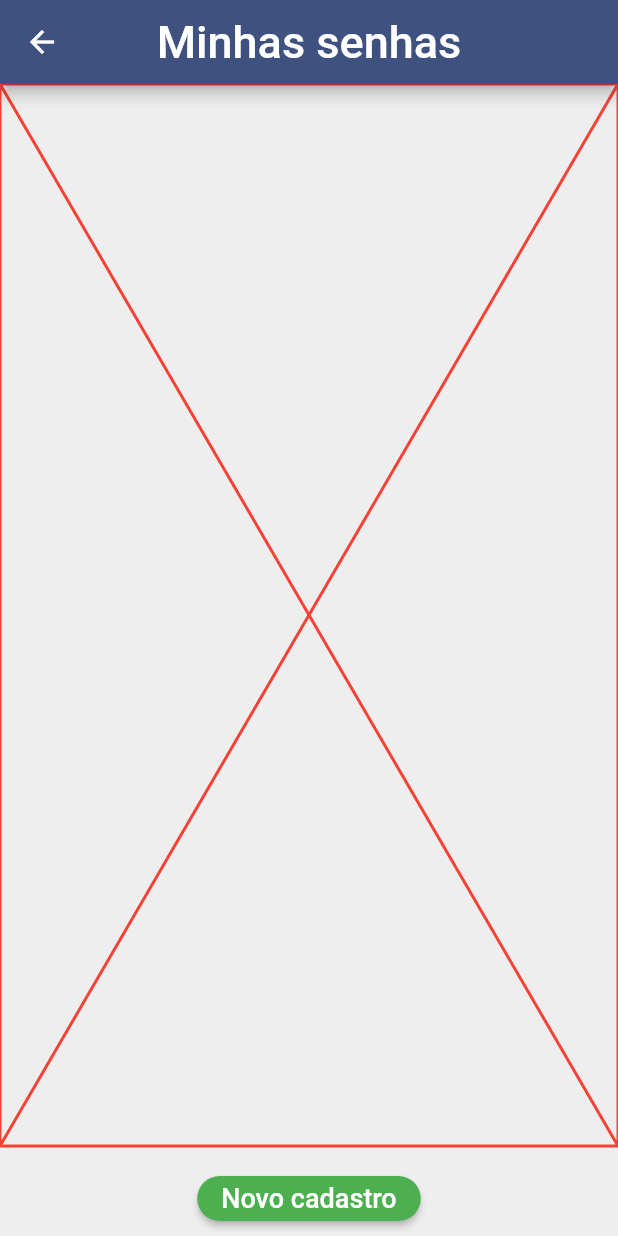
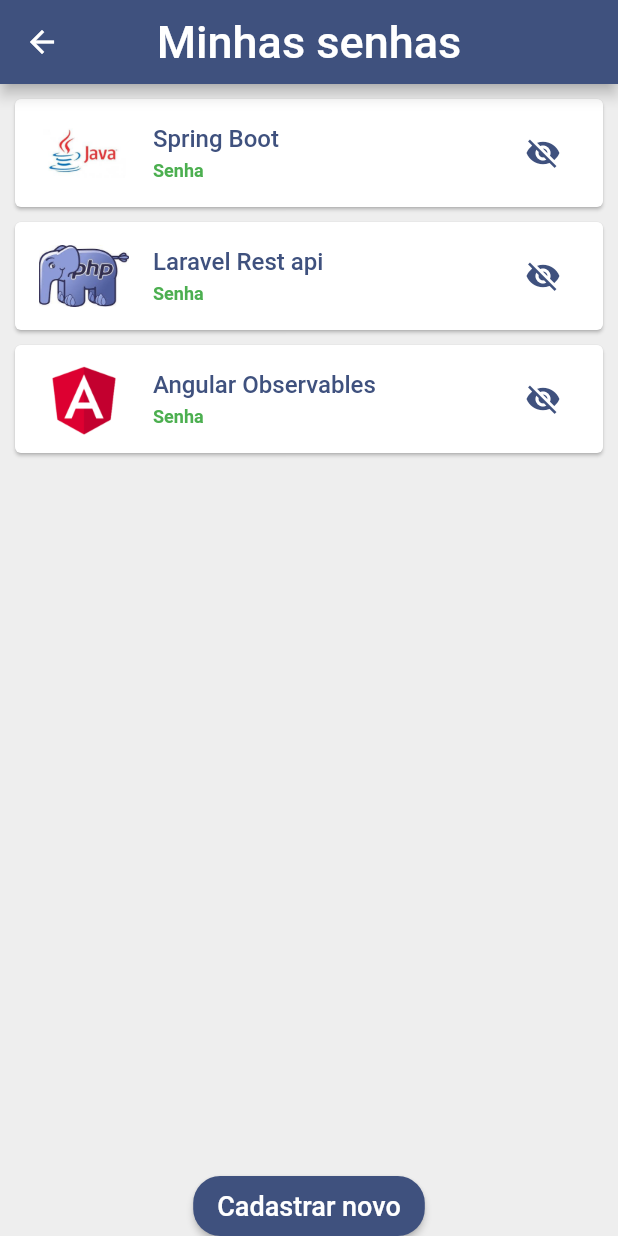
Before and after one commit to samuelfer/marhapass, a Flutter app: the PasswordTab screen opened directly, on a phone screen of 412 x 824 dp. Run offline on Flutter 3.47's test engine with Material 2 defaults, Android fonts, the phone set to English and light mode, and no system bars; our stand-ins replace badges, mask_text_input_formatter, snippet_coder_utils.

Commit message:
Add tela de minhas senhas

```diff
--- a/lib/src/pages/certificates/certificate_detail.screen.dart
+++ b/lib/src/pages/certificates/certificate_detail.screen.dart
@@ -1,4 +1,5 @@
 import 'package:flutter/material.dart';
+import 'package:marhapass/src/config/custom_colors.dart';
 import 'package:marhapass/src/models/item_model.dart';
 
 class CertificateScreen extends StatelessWidget {
@@ -121,9 +122,9 @@ class CertificateScreen extends StatelessWidget {
                 onPressed: () {
                   Navigator.of(context).pop();
                 },
-                icon: const Icon(
+                icon: Icon(
                   Icons.arrow_back_ios,
-                  color: Colors.green,
+                  color: CustomColors.customColorPrimary,
                 ),
               ),
             ),
--- /dev/null
+++ b/lib/src/pages/passwords/components/pass_tile.dart
@@ -0,0 +1,56 @@
+import 'package:flutter/material.dart';
+import 'package:marhapass/src/config/password_item_model.dart';
+
+import '../../../config/custom_colors.dart';
+
+class PassTile extends StatelessWidget {
+  final PasswordItemModel passItem;
+
+  const PassTile({
+    super.key,
+    required this.passItem,
+  });
+
+  @override
+  Widget build(BuildContext context) {
+    return Card(
+      margin: const EdgeInsets.fromLTRB(10, 10, 10, 0),
+      child: ListTile(
+        //imagem
+        leading: Image.asset(
+          passItem.item.image,
+          height: 60,
+          width: 60,
+        ),
+
+        //Titulo
+        title: Text(
+          passItem.item.itemName,
+          style: TextStyle(
+            fontWeight: FontWeight.w500,
+            color: CustomColors.customColorPrimary,
+          ),
+        ),
+
+        //Senha
+        subtitle: const Text(
+          'Senha',
+          style: TextStyle(
+            color: Colors.green,
+            fontWeight: FontWeight.bold,
+            fontSize: 12,
+          ),
+        ),
+
+        //Botao
+        trailing: IconButton(
+          onPressed: () {},
+          icon: Icon(
+            Icons.visibility_off,
+            color: CustomColors.customColorPrimary,
+          ),
+        ),
+      ),
+    );
+  }
+}
--- a/lib/src/pages/passwords/pass_tab.dart
+++ b/lib/src/pages/passwords/pass_tab.dart
@@ -1,5 +1,10 @@
 import 'package:flutter/material.dart';
 import 'package:marhapass/src/config/custom_colors.dart';
+import 'package:marhapass/src/config/app_data.dart' as appData;
+import 'package:marhapass/src/pages/home/home_tab.dart';
+
+import '../auth/sign_up_screen.dart';
+import 'components/pass_tile.dart';
 
 class PasswordTab extends StatelessWidget {
   const PasswordTab({super.key});
@@ -26,32 +31,38 @@ class PasswordTab extends StatelessWidget {
       ),
       body: Column(
         children: [
-          const Expanded(
-            child: Placeholder(
-              color: Colors.red,
+          Expanded(
+            child: ListView.builder(
+              itemCount: appData.passwordItems.length,
+              itemBuilder: (_, index) {
+                return PassTile(passItem: appData.passwordItems[index]);
+              },
             ),
           ),
-          const SizedBox(height: 20),
-          Container(
-            padding: const EdgeInsets.only(bottom: 10),
-            decoration: const BoxDecoration(
-              color: Colors.transparent,
-              borderRadius: BorderRadius.vertical(
-                top: Radius.circular(30),
+
+          //Botao cadastrar novo
+          SizedBox(
+            height: 40,
+            child: ElevatedButton(
+              style: ElevatedButton.styleFrom(
+                shape: RoundedRectangleBorder(
+                  borderRadius: BorderRadius.circular(18),
+                ),
+                backgroundColor: const Color.fromRGBO(63, 81, 126, 5),
               ),
-            ),
-            child: SizedBox(
-              height: 30,
-              child: ElevatedButton(
-                style: ElevatedButton.styleFrom(
-                  shape: RoundedRectangleBorder(
-                    borderRadius: BorderRadius.circular(18),
+              onPressed: () {
+                Navigator.of(context).pushReplacement(
+                  MaterialPageRoute(
+                    builder: (context) {
+                      return const HomeTab();
+                    },
                   ),
-                ),
-                onPressed: () {},
-                child: const Text(
-                  'Novo cadastro',
-                  style: TextStyle(fontSize: 18),
+                );
+              },
+              child: const Text(
+                "Cadastrar novo",
+                style: TextStyle(
+                  fontSize: 18,
                 ),
               ),
             ),
```
